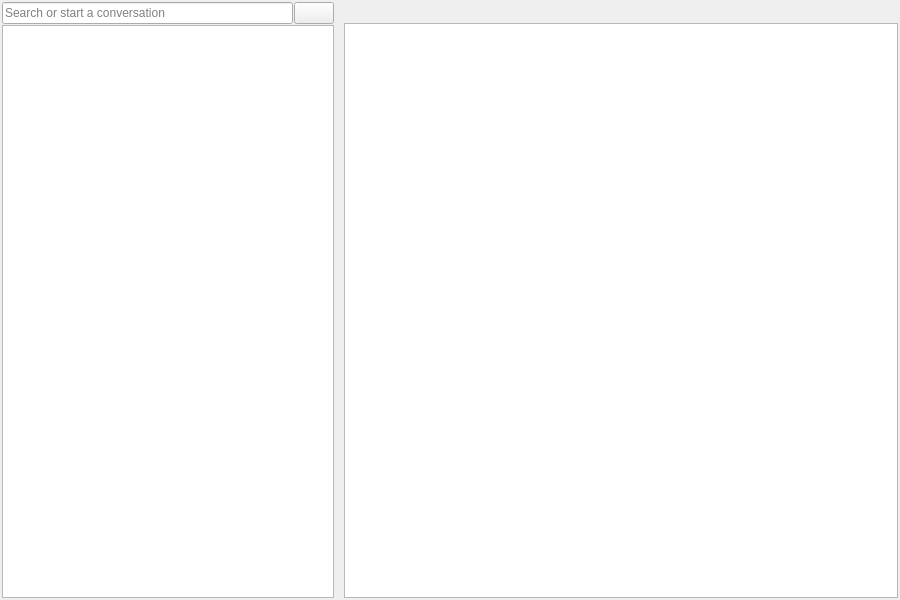
This is app/ui/smswidget.ui in pikazh/kdeconnect-windows as Qt 5 draws it before an edit. The edited form follows.
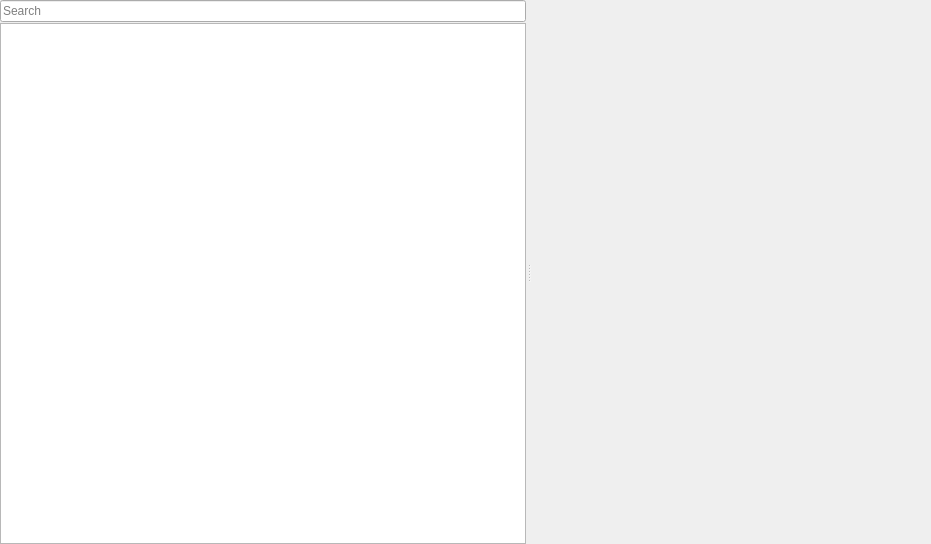
This is the edited form.

Diff of the .ui file:
```diff
--- a/app/ui/smswidget.ui
+++ b/app/ui/smswidget.ui
@@ -6,8 +6,8 @@
    <rect>
     <x>0</x>
     <y>0</y>
-    <width>900</width>
-    <height>600</height>
+    <width>931</width>
+    <height>544</height>
    </rect>
   </property>
   <property name="minimumSize">
@@ -19,23 +19,34 @@
   <property name="windowTitle">
    <string>Sms</string>
   </property>
-  <layout class="QHBoxLayout" name="horizontalLayout" stretch="3,5">
+  <layout class="QHBoxLayout" name="horizontalLayout">
    <property name="spacing">
-    <number>10</number>
+    <number>2</number>
    </property>
    <property name="leftMargin">
-    <number>2</number>
+    <number>0</number>
    </property>
    <property name="topMargin">
-    <number>2</number>
+    <number>0</number>
    </property>
    <property name="rightMargin">
-    <number>2</number>
+    <number>0</number>
    </property>
    <property name="bottomMargin">
-    <number>2</number>
+    <number>0</number>
    </property>
    <item>
+    <widget class="QSplitter" name="splitter">
+     <property name="orientation">
+      <enum>Qt::Orientation::Horizontal</enum>
+     </property>
+     <property name="opaqueResize">
+      <bool>true</bool>
+     </property>
+     <property name="handleWidth">
+      <number>5</number>
+     </property>
+     <widget class="QWidget" name="layoutWidget">
     <layout class="QVBoxLayout" name="verticalLayout">
      <property name="spacing">
       <number>1</number>
@@ -48,20 +59,13 @@
        <item>
         <widget class="QLineEdit" name="conversationFilterEdit">
          <property name="placeholderText">
-          <string>Search or start a conversation</string>
+            <string>Search</string>
          </property>
          <property name="clearButtonEnabled">
           <bool>false</bool>
          </property>
         </widget>
        </item>
-       <item>
-        <widget class="QPushButton" name="addConversationButton">
-         <property name="text">
-          <string/>
-         </property>
-        </widget>
-       </item>
       </layout>
      </item>
      <item>
@@ -87,28 +91,22 @@
       </widget>
      </item>
     </layout>
-   </item>
-   <item>
-    <layout class="QVBoxLayout" name="verticalLayout_2">
-     <property name="spacing">
-      <number>1</number>
-     </property>
-     <item>
-      <widget class="QLabel" name="participantsLabel">
-       <property name="font">
-        <font>
-         <pointsize>13</pointsize>
-        </font>
-       </property>
-       <property name="text">
-        <string/>
-       </property>
-      </widget>
-     </item>
-     <item>
-      <widget class="QListWidget" name="conversationContentsWidget"/>
-     </item>
-    </layout>
+     </widget>
+     <widget class="QStackedWidget" name="conversationContentWidgets">
+      <property name="sizePolicy">
+       <sizepolicy hsizetype="Expanding" vsizetype="Expanding">
+        <horstretch>0</horstretch>
+        <verstretch>0</verstretch>
+       </sizepolicy>
+      </property>
+      <property name="minimumSize">
+       <size>
+        <width>400</width>
+        <height>0</height>
+       </size>
+      </property>
+     </widget>
+    </widget>
    </item>
   </layout>
  </widget>
```
Lines whose indentation alone changed are shown as unchanged.
